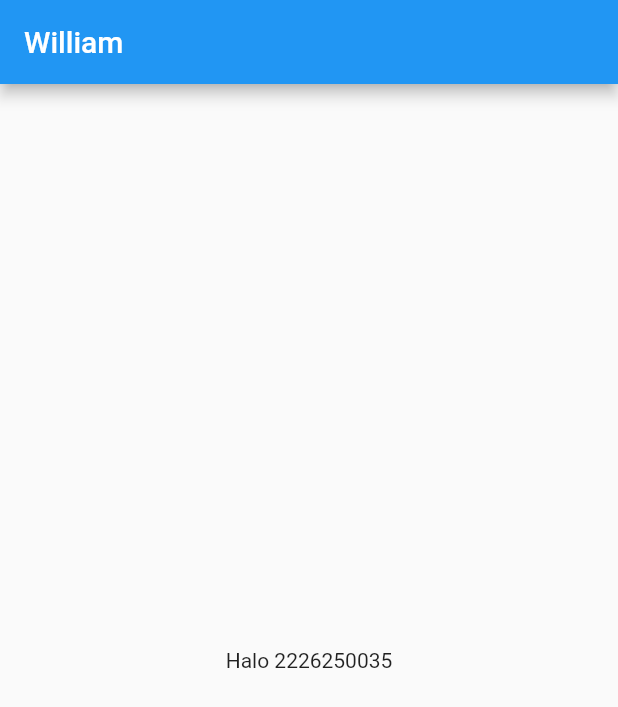
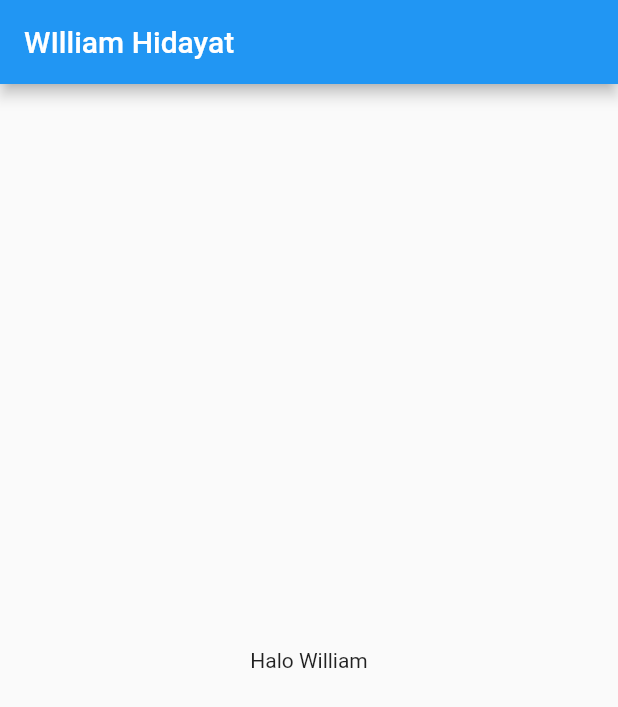
Before and after one commit to Mobile-Programming-MDP/materi-latihan-flutter-WLHHYYY, a Flutter app: the screen it shows after launch, on a phone screen of 412 x 824 dp. Shown: the top 707 px of the screen. Run offline on Flutter 3.47's test engine with Material 2 defaults, Android fonts, the light colour scheme and no system bars.

Commit message:
Second Commit
bagi widghet

```diff
--- a/flutter_application_1/lib/main.dart
+++ b/flutter_application_1/lib/main.dart
@@ -12,14 +12,26 @@ class MyApp extends StatelessWidget {
     return MaterialApp(
       title: "William Hidayat",
       theme: ThemeData(primarySwatch: Colors.blue),
-      home: Scaffold(
-        appBar: AppBar(
-          title: const Text("William"),
-        ),
-        body: const Center(
-          child: Text("Halo 2226250035"),
-        ),
+      home: FirstScreen(
       ),
     );
   }
+
+
 }
+
+class FirstScreen extends StatelessWidget {
+  const FirstScreen({super.key});
+
+  @override
+  Widget build(BuildContext context) {
+    return Scaffold(
+        appBar: AppBar(
+          title: const Text("WIlliam Hidayat"),
+        ),
+        body: const Center(
+          child: Text("Halo William"),
+        ),
+    );
+  }
+}
```
